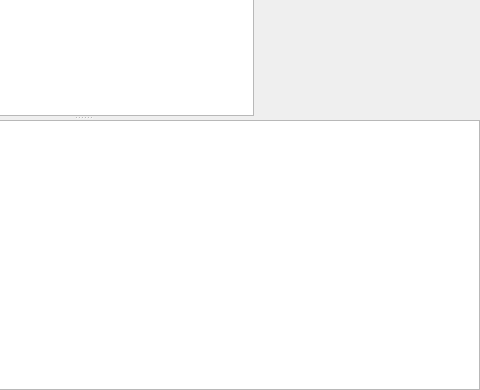
First picture: the form in cubes3d.ui, repository spacesinmotion/Cubes3D, before the edit; both pictures show x 314 to 794 and y 173 to 563 of the 794 by 563 pixel window.
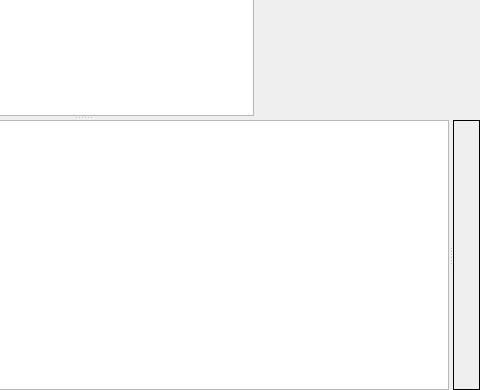
Second picture: the form after the edit. Custom widgets are drawn as their Qt base class.

Commit message: show screen shot in label

```diff
--- a/cubes3d.ui
+++ b/cubes3d.ui
@@ -14,10 +14,7 @@
    <string>Cubes3D</string>
   </property>
   <widget class="QWidget" name="centralWidget">
-   <layout class="QVBoxLayout" name="verticalLayout">
-    <property name="spacing">
-     <number>0</number>
-    </property>
+   <layout class="QHBoxLayout" name="horizontalLayout">
     <property name="leftMargin">
      <number>0</number>
     </property>
@@ -31,7 +28,7 @@
      <number>0</number>
     </property>
     <item>
-     <widget class="QSplitter" name="splitter_2">
+     <widget class="QSplitter" name="spTopBottom">
       <property name="orientation">
        <enum>Qt::Vertical</enum>
       </property>
@@ -49,6 +46,10 @@
        </widget>
        <widget class="View3D" name="view3d" native="true"/>
       </widget>
+      <widget class="QSplitter" name="spLogImg">
+       <property name="orientation">
+        <enum>Qt::Horizontal</enum>
+       </property>
       <widget class="QTextEdit" name="teFeOut">
        <property name="font">
         <font>
@@ -60,6 +61,15 @@
         <set>Qt::TextSelectableByKeyboard|Qt::TextSelectableByMouse</set>
        </property>
       </widget>
+       <widget class="QLabel" name="label">
+        <property name="frameShape">
+         <enum>QFrame::Box</enum>
+        </property>
+        <property name="text">
+         <string/>
+        </property>
+       </widget>
+      </widget>
      </widget>
     </item>
    </layout>
```
Left out of the diff: 4 changed lines with no effect on the pictures. Lines whose indentation alone changed are shown as unchanged. The commit also changes 6 other files.
